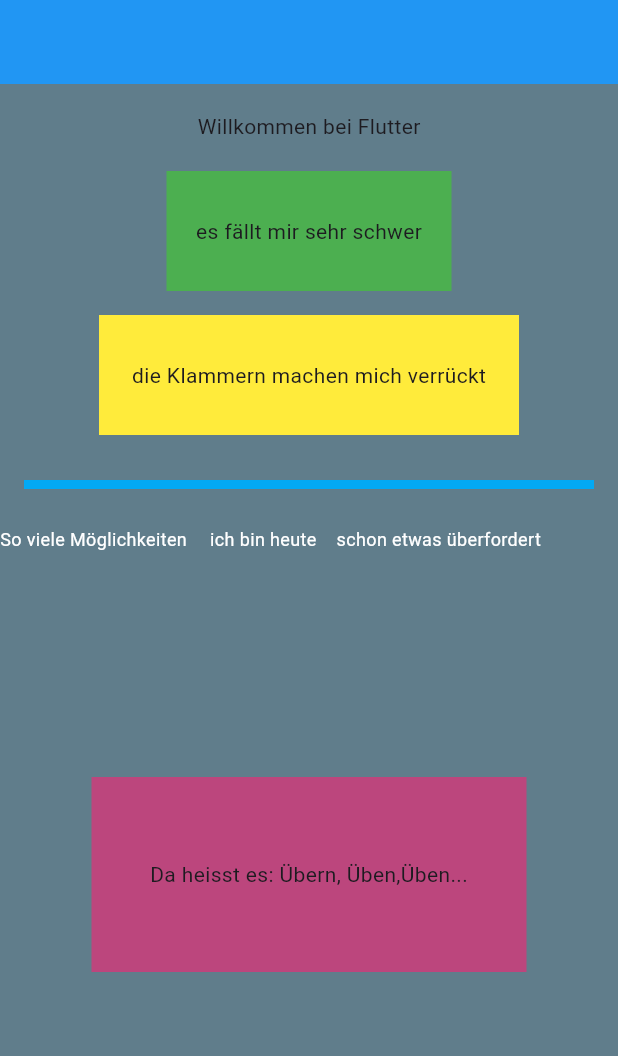
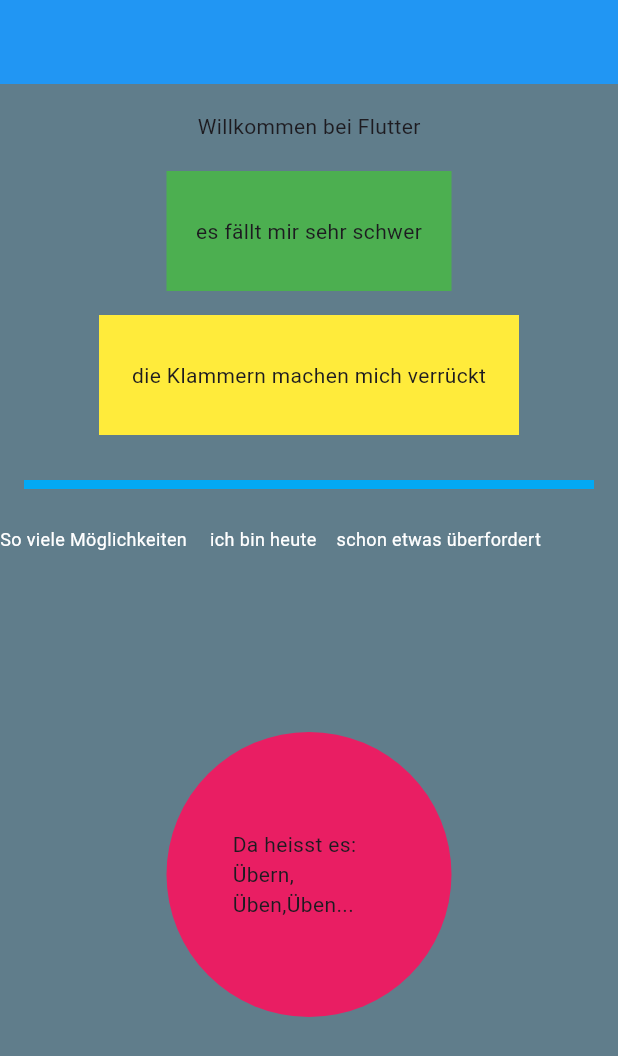
Before and after one commit to BastianErfurth/tasksheet_310325, a Flutter app: the screen it shows after launch, on a phone screen of 412 x 824 dp. Shown: the top 1056 px of the screen. Run offline on Flutter 3.47's test engine with Material 3 defaults, Android fonts, the phone set to English and light mode, and no system bars.

Commit message:
new container shape

```diff
--- a/lib/main.dart
+++ b/lib/main.dart
@@ -85,14 +85,17 @@ class MainApp extends StatelessWidget {
                   ],
                 ),
                 SizedBox(
-                  height: 150,
+                  height: 30,
                 ),
                 Container(
                   child:
                       Center(child: Text("Da heisst es: Übern, Üben,Üben...")),
-                  color: const Color.fromARGB(255, 188, 70, 125),
-                  height: 130,
-                  width: 290,
+                  decoration: BoxDecoration(
+                    shape: BoxShape.circle,
+                    color: Colors.pink,
+                  ),
+                  margin: EdgeInsets.all(90.0),
+                  padding: EdgeInsets.all(65.0),
                 ),
               ],
             )
```
